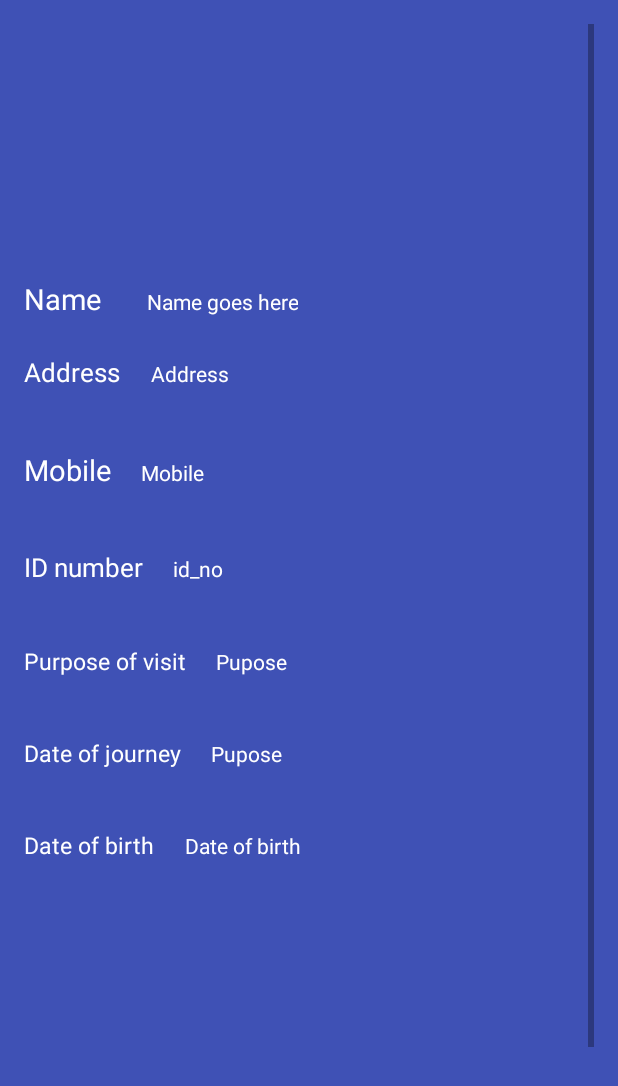
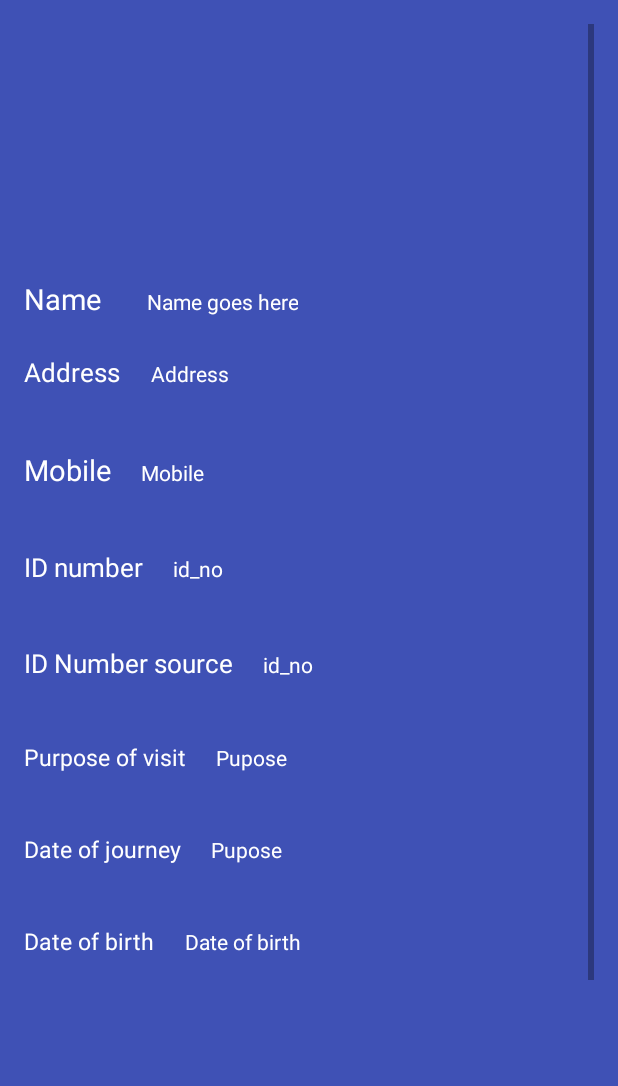
Before and after one commit to Dwijraj/TouristUser, an Android app: the layout activity_display.xml on its own in the app's theme, with its tools: preview values and no code run, on a phone screen of 412 x 824 dp. Shown: the top 1086 px of the screen. Run offline under Robolectric (Android 15) with nearby library versions, the phone set to English and light mode, and no system bars.

```diff
--- a/app/src/main/java/pass/com/passsecurity/Application.java
+++ b/app/src/main/java/pass/com/passsecurity/Application.java
@@ -20,8 +20,9 @@ public class Application {
     public   String DateOfBirth;
     public  String DateOfJourney;
     public  String Barcode_Image;
+    public String ID_Source;
 
-    public Application(String name, String address, String mobile, String ID_No, String purpose, String applicantPhoto, String applicantScanId, String uid, String applicationStatus, String dateOfBirth, String dateOfJourney, String barcode_Image) {
+    public Application(String name, String address, String mobile, String ID_No, String purpose, String applicantPhoto, String applicantScanId, String uid, String applicationStatus, String dateOfBirth, String dateOfJourney,String barcode_Image,String id_source) {
         Name = name;
         Address = address;
         Mobile = mobile;
@@ -31,6 +32,7 @@ public class Application {
         ApplicantPhoto = applicantPhoto;
         ApplicantScanId = applicantScanId;
         Uid = uid;
+        ID_Source=id_source;
         ApplicationStatus = applicationStatus;
         DateOfBirth = dateOfBirth;
         DateOfJourney = dateOfJourney;
--- a/app/src/main/res/layout/activity_display.xml
+++ b/app/src/main/res/layout/activity_display.xml
@@ -148,6 +148,36 @@
                 <TextView
                     android:layout_width="wrap_content"
                     android:layout_height="wrap_content"
+                    android:text="ID Number source"
+                    android:textSize="17sp"
+                    android:textColor="#ffff"/>
+
+                <TextView
+                    android:layout_marginTop="0dp"
+                    android:layout_width="wrap_content"
+                    android:layout_height="wrap_content"
+                    android:text="id_no"
+                    android:gravity="center"
+                    android:textColor="#ffff"
+                    android:id="@+id/ID_Source"
+                    android:layout_marginLeft="20dp"/>
+
+
+            </LinearLayout>
+
+
+
+
+
+            <LinearLayout
+                android:layout_marginTop="40dp"
+                android:layout_width="match_parent"
+                android:layout_height="wrap_content"
+                android:orientation="horizontal">
+
+                <TextView
+                    android:layout_width="wrap_content"
+                    android:layout_height="wrap_content"
                     android:text="Purpose of visit"
                     android:textSize="15sp"
                     android:textColor="#ffff"/>
```
Also changed, not shown: app/src/main/java/pass/com/passsecurity/Display.java (+30 -0 lines). Lines whose indentation alone changed are shown as unchanged.
